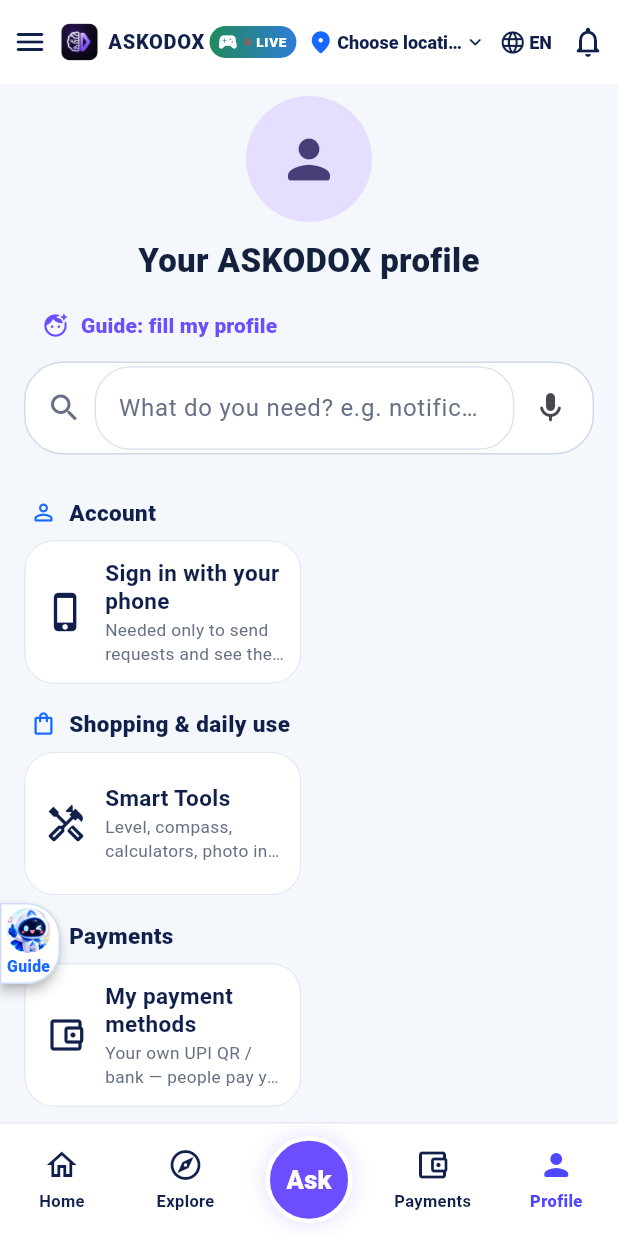
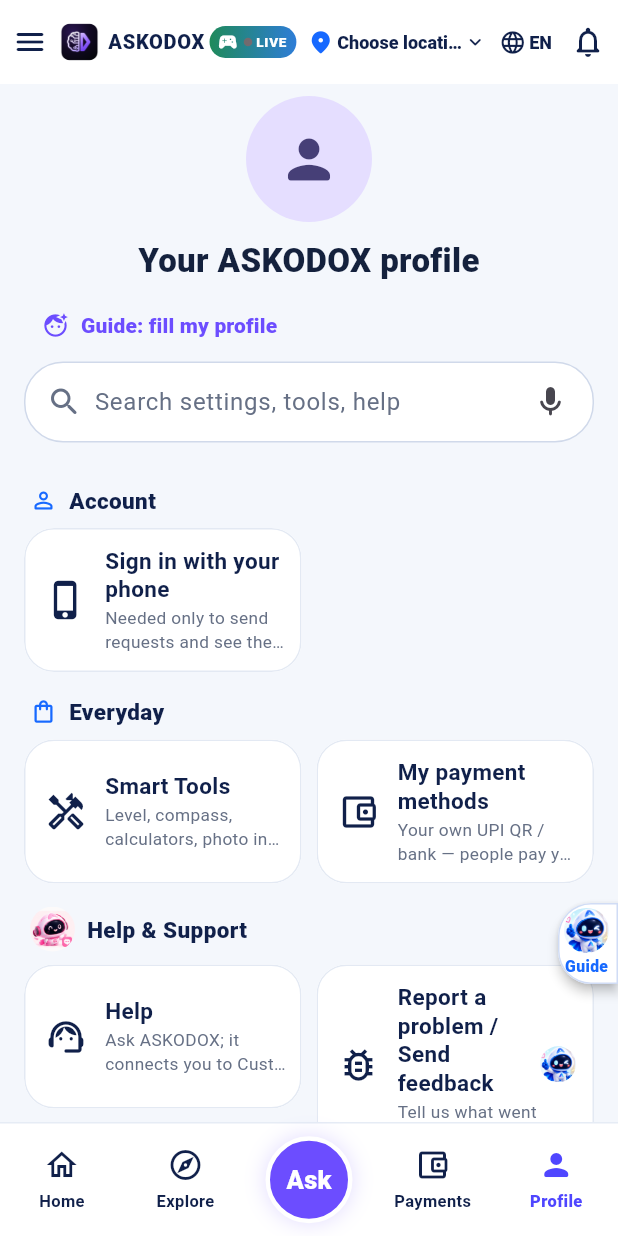
Before and after one commit to podx-bot/askodox, a Flutter app: the ProfileScreen screen opened by its route, on a phone screen of 412 x 824 dp. Run offline on Flutter 3.47's test engine with Material 3 defaults, Android fonts, the phone set to English and light mode, and no system bars; our stand-ins replace file_picker, firebase_auth, firebase_core, firebase_messaging, flutter_blue_plus, flutter_map and 12 more; missing offline and left inert: firebase_app_installations, firebase_in_app_messaging, webview_flutter_android, zxing_lib; accounts and stored records are empty.

Commit message:
Profile (Phase 1): one plain list, payment methods inside it, no double border in search, compact Recent row; Guide tab on the right on Profile
Co-Authored-By: Claude Opus 5.5 <noreply@anthropic.com>
Claude-Session: https://claude.ai/code/session_01Cw1qeL1k6U5TNwVzgZw9no

```diff
--- a/lib/features/guide/screen_help_button.dart
+++ b/lib/features/guide/screen_help_button.dart
@@ -302,7 +302,10 @@ class _AskodoxScreenHelpLayerState extends ConsumerState<AskodoxScreenHelpLayer>
         ),
       if (show && nudge == null && panel == null)
         Positioned(
-          left: 0,
+          // Profile's rows start with their icon on the left; the tab sits on the right edge there
+          // so it never covers them (owner 2026-11-10).
+          left: path == '/profile' ? null : 0,
+          right: path == '/profile' ? 0 : null,
           bottom: 168,
           child: SafeArea(
             child: Semantics(
@@ -311,13 +314,17 @@ class _AskodoxScreenHelpLayerState extends ConsumerState<AskodoxScreenHelpLayer>
               child: Material(
                 color: Colors.white,
                 elevation: 3,
-                shape: const RoundedRectangleBorder(
-                  borderRadius: BorderRadius.horizontal(right: Radius.circular(22)),
-                  side: BorderSide(color: Color(0xFFD0DCF5)),
+                shape: RoundedRectangleBorder(
+                  borderRadius: path == '/profile'
+                      ? const BorderRadius.horizontal(left: Radius.circular(22))
+                      : const BorderRadius.horizontal(right: Radius.circular(22)),
+                  side: const BorderSide(color: Color(0xFFD0DCF5)),
                 ),
                 child: InkWell(
                   key: const Key('askodoxScreenHelpButton'),
-                  borderRadius: const BorderRadius.horizontal(right: Radius.circular(22)),
+                  borderRadius: path == '/profile'
+                      ? const BorderRadius.horizontal(left: Radius.circular(22))
+                      : const BorderRadius.horizontal(right: Radius.circular(22)),
                   onTap: () => _open(help, path),
                   child: const Padding(
                     padding: EdgeInsets.fromLTRB(4, 4, 6, 4),
--- a/lib/features/profile/presentation/profile_screen.dart
+++ b/lib/features/profile/presentation/profile_screen.dart
@@ -253,8 +253,9 @@ class _ProfileScreenState extends ConsumerState<ProfileScreen> {
         ),
       AskodoxNavSection(
           key: const Key('askodoxProfileSection-shopping'),
-          grid: true,
-          title: t('Shopping & daily use', 'కొనుగోళ్లు & రోజువారీ'),
+          // Phase 1 (owner 2026-11-10): one plain list, not half-width tiles.
+          grid: askodoxPhase2,
+          title: askodoxPhase2 ? t('Shopping & daily use', 'కొనుగోళ్లు & రోజువారీ') : t('Everyday', 'రోజువారీ'),
           icon: Icons.shopping_bag_outlined,
           children: [
             if (askodoxShownNow('profile-shop-scan'))
@@ -268,6 +269,12 @@ class _ProfileScreenState extends ConsumerState<ProfileScreen> {
             row('profile-smart-tools', 'me', Icons.handyman_outlined, 'Smart Tools', 'స్మార్ట్ టూల్స్',
                 'Level, compass, calculators, photo inspection.', 'లెవెల్, దిక్సూచి, లెక్కలు, ఫోటో పరిశీలన.',
                 () => context.push('/tools'), words: ['tools', 'calculator', 'compass', 'టూల్స్']),
+            // Phase 1: own UPI QR / bank sits in this one list (and on the bottom bar's Payments).
+            if (!askodoxPhase2)
+              row('profile-payment-methods', 'me', Icons.account_balance_wallet_outlined, 'My payment methods',
+                  'నా పేమెంట్ పద్ధతులు', 'Your own UPI QR / bank — people pay you directly.',
+                  'మీ UPI QR / బ్యాంక్ — నేరుగా మీకే కడతారు.', () => context.push('/me/payment-methods'),
+                  words: ['upi', 'qr', 'bank', 'payment', 'phonepe', 'gpay', 'paytm', 'పేమెంట్', 'బ్యాంక్']),
             if (ref.watch(askodoxSavedOptionsProvider).isNotEmpty) KeyedSubtree(key: const Key('askodoxSavedOptionsTile'), child: ListTile(
                     leading: const Icon(Icons.bookmark_rounded),
                     title: Text('${t('Saved options', 'సేవ్ చేసినవి')} (${ref.watch(askodoxSavedOptionsProvider).length})'),
@@ -301,20 +308,6 @@ class _ProfileScreenState extends ConsumerState<ProfileScreen> {
                             );
                           }),
                         ))),
-          ]),
-      // Phase 1: the Business tab is hidden, so "My payment methods" (own UPI QR / bank, used to
-      // collect money) lives here. In Phase 2 it goes back to the Business tab.
-      if (!askodoxPhase2)
-        AskodoxNavSection(
-            key: const Key('askodoxProfileSection-payments'),
-            grid: true,
-            title: t('Payments', 'పేమెంట్స్'),
-            icon: Icons.account_balance_wallet_outlined,
-            children: [
-              row('profile-payment-methods', 'me', Icons.account_balance_wallet_outlined, 'My payment methods',
-                  'నా పేమెంట్ పద్ధతులు', 'Your own UPI QR / bank — people pay you directly.',
-                  'మీ UPI QR / బ్యాంక్ — నేరుగా మీకే కడతారు.', () => context.push('/me/payment-methods'),
-                  words: ['upi', 'qr', 'bank', 'payment', 'phonepe', 'gpay', 'paytm', 'పేమెంట్', 'బ్యాంక్']),
           ]),
       // Personal Finance: the Personal Tax Assistant (existing /intel/* screens) + the person's money records.
       if (askodoxPhase2)
@@ -583,7 +576,7 @@ class _ProfileScreenState extends ConsumerState<ProfileScreen> {
       AskodoxNavSection(
           key: const Key('askodoxProfileSection-help'),
           mascot: AskodoxMascotRole.suppo,
-          grid: true,
+          grid: askodoxPhase2,
           title: t('Help & Support', 'సహాయం & సపోర్ట్'),
           icon: Icons.support_agent_rounded,
           children: [
@@ -862,7 +855,14 @@ class _ProfileScreenState extends ConsumerState<ProfileScreen> {
                   onChanged: (v) => setState(() => _query = v),
                   decoration: InputDecoration(
                     border: InputBorder.none,
-                    hintText: t('What do you need? e.g. notifications, my shop', 'ఏది కావాలి? ఉదా: నోటిఫికేషన్లు, నా షాప్'),
+                    enabledBorder: InputBorder.none,
+                    focusedBorder: InputBorder.none,
+                    filled: false,
+                    isDense: true,
+                    contentPadding: const EdgeInsets.symmetric(vertical: 12),
+                    hintText: askodoxPhase2
+                        ? t('What do you need? e.g. notifications, my shop', 'ఏది కావాలి? ఉదా: నోటిఫికేషన్లు, నా షాప్')
+                        : t('Search settings, tools, help', 'సెట్టింగ్స్, టూల్స్, సహాయం వెతకండి'),
                   ),
                 ),
               ),
@@ -930,19 +930,27 @@ class _ProfileScreenState extends ConsumerState<ProfileScreen> {
             if (recent.isNotEmpty)
               Padding(
                 padding: const EdgeInsets.only(top: 12),
-                child: Wrap(spacing: 8, runSpacing: 6, crossAxisAlignment: WrapCrossAlignment.center, children: [
-                  Text(t('Recent:', 'ఇటీవల:'), style: const TextStyle(fontWeight: FontWeight.w800, color: Color(0xFF475467))),
+                child: SingleChildScrollView(
+                  scrollDirection: Axis.horizontal,
+                  child: Row(children: [
+                    Text(t('Recent', 'ఇటీవల'),
+                        style: const TextStyle(fontSize: 12.5, fontWeight: FontWeight.w800, color: Color(0xFF667085))),
                     for (final e in recent)
-                    ActionChip(
+                      Padding(
+                        padding: const EdgeInsets.only(left: 8),
+                        child: ActionChip(
                           key: ValueKey('askodoxProfileRecent-${e.id}'),
-                      avatar: Icon(e.icon, size: 16, color: const Color(0xFF1769FF)),
-                      label: Text(t(e.en, e.te)),
+                          visualDensity: VisualDensity.compact,
+                          avatar: Icon(e.icon, size: 15, color: const Color(0xFF1769FF)),
+                          label: Text(t(e.en, e.te), style: const TextStyle(fontSize: 12.5)),
                           onPressed: () {
                             _remember(e.id);
                             e.go();
                           },
                         ),
+                      ),
                   ]),
+                ),
               ),
             const SizedBox(height: 12),
             // Phase 2 has three tabs; Phase 1 shows one clean page (Settings open from the header Menu).
```
Lines whose indentation alone changed are shown as unchanged.
